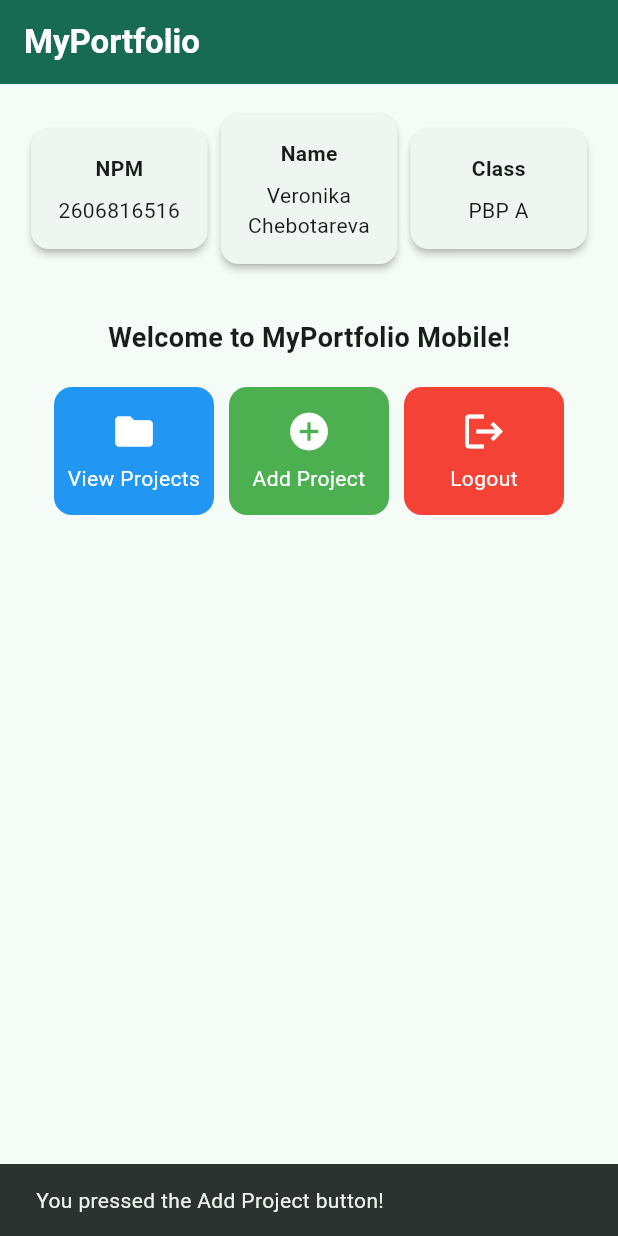
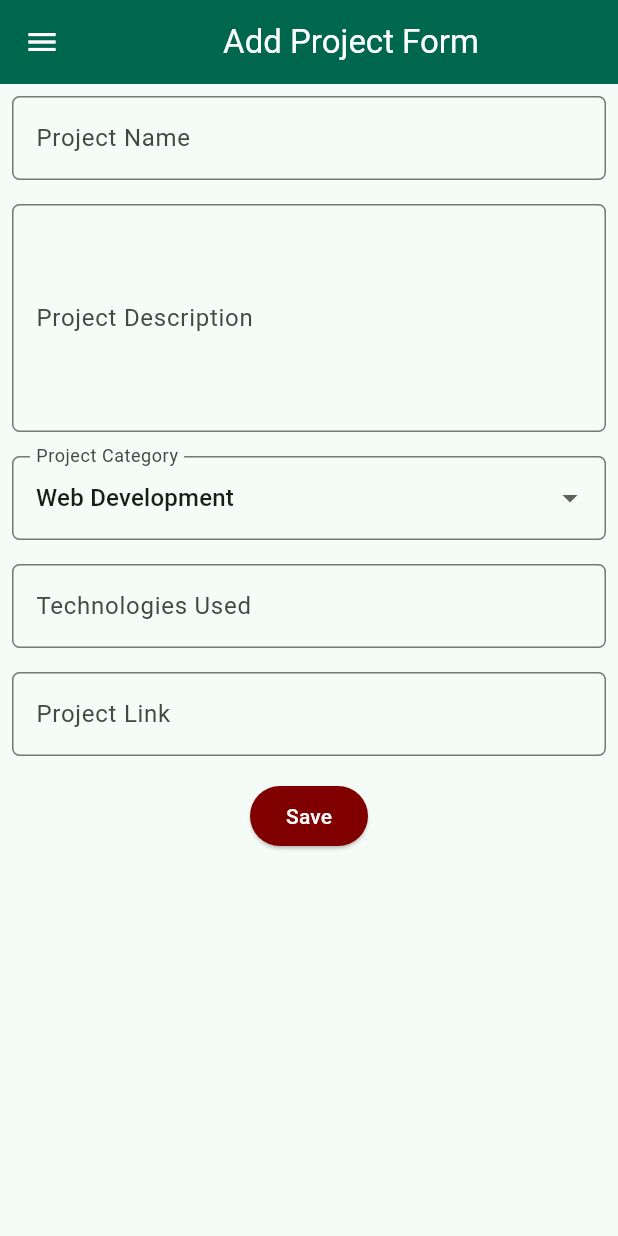
Before and after one commit to VeronikaCheb/myportfolio_mobile, a Flutter app: the screen it shows after launch, after a tap on "Add Project", on a phone screen of 412 x 824 dp. Run offline on Flutter 3.47's test engine with Material 3 defaults, Android fonts, the phone set to English and light mode, and no system bars.

Commit message:
Tutorial 9

```diff
--- a/lib/menu.dart
+++ b/lib/menu.dart
@@ -1,4 +1,6 @@
 import 'package:flutter/material.dart';
+import 'widgets/left_drawer.dart';
+import 'project_form.dart';
 
 class MyHomePage extends StatelessWidget {
   MyHomePage({super.key});
@@ -7,10 +9,11 @@ class MyHomePage extends StatelessWidget {
   final String nama = "Veronika Chebotareva";
   final String kelas = "PBP A";
 
+  // Кнопки теперь имеют логику (onTap обрабатывается в ItemCard)
   final List<ItemHomepage> items = [
-    ItemHomepage("View Projects", Icons.folder, Colors.blue),
-    ItemHomepage("Add Project", Icons.add_circle, Colors.green),
-    ItemHomepage("Logout", Icons.logout, Colors.red),
+    ItemHomepage("View Projects", Icons.folder, const Color.fromARGB(255, 220, 144, 57)),
+    ItemHomepage("Add Project", Icons.add_circle, const Color(0xFF00674F)),
+    ItemHomepage("Logout", Icons.logout, const Color(0xFF800000)),
   ];
 
   @override
@@ -24,8 +27,10 @@ class MyHomePage extends StatelessWidget {
             fontWeight: FontWeight.bold,
           ),
         ),
-        backgroundColor: Theme.of(context).colorScheme.primary,
+        backgroundColor: const Color(0xFF00674F),
+        iconTheme: const IconThemeData(color: Colors.white),
       ),
+      drawer: const LeftDrawer(),
       body: Padding(
         padding: const EdgeInsets.all(16.0),
         child: Column(
@@ -118,11 +123,27 @@ class ItemCard extends StatelessWidget {
       borderRadius: BorderRadius.circular(12),
       child: InkWell(
         onTap: () {
-          ScaffoldMessenger.of(context)
-            ..hideCurrentSnackBar()
-            ..showSnackBar(
-              SnackBar(content: Text("You pressed the ${item.name} button!")),
+          // Логика перехода для разных кнопок
+          if (item.name == "Add Project") {
+            Navigator.push(
+              context,
+              MaterialPageRoute(builder: (context) => const ProjectFormPage()),
             );
+          } else if (item.name == "View Projects") {
+            // Пока просто заглушка, так как экрана проектов еще нет
+            ScaffoldMessenger.of(context)
+              ..hideCurrentSnackBar()
+              ..showSnackBar(
+                const SnackBar(content: Text("View Projects button pressed!")),
+              );
+          } else {
+            // Для Logout и других кнопок показываем SnackBar
+            ScaffoldMessenger.of(context)
+              ..hideCurrentSnackBar()
+              ..showSnackBar(
+                SnackBar(content: Text("You pressed the ${item.name} button!")),
+              );
+          }
         },
         child: Container(
           padding: const EdgeInsets.all(8),
--- /dev/null
+++ b/lib/project_form.dart
@@ -0,0 +1,202 @@
+import 'package:flutter/material.dart';
+import 'widgets/left_drawer.dart';
+
+class ProjectFormPage extends StatefulWidget {
+  const ProjectFormPage({super.key});
+
+  @override
+  State<ProjectFormPage> createState() => _ProjectFormPageState();
+}
+
+class _ProjectFormPageState extends State<ProjectFormPage> {
+  final _formKey = GlobalKey<FormState>();
+  String _projectName = "";
+  String _description = "";
+  String _category = "Web Development";
+  String _technologies = "";
+  String _projectLink = "";
+
+  final List<String> _categories = [
+    'Web Development',
+    'Mobile Development',
+    'Machine Learning',
+    'Data Science',
+    'Other',
+  ];
+
+  @override
+  Widget build(BuildContext context) {
+    return Scaffold(
+      appBar: AppBar(
+        title: const Center(
+          child: Text('Add Project Form'),
+        ),
+        backgroundColor: const Color(0xFF00674F),
+        foregroundColor: Colors.white,
+        iconTheme: const IconThemeData(color: Colors.white),
+      ),
+      drawer: const LeftDrawer(),
+      body: Form(
+        key: _formKey,
+        child: SingleChildScrollView(
+          child: Column(
+            crossAxisAlignment: CrossAxisAlignment.start,
+            children: [
+              // === Project Name ===
+              Padding(
+                padding: const EdgeInsets.all(8.0),
+                child: TextFormField(
+                  decoration: InputDecoration(
+                    hintText: "Project Name",
+                    labelText: "Project Name",
+                    border: OutlineInputBorder(
+                      borderRadius: BorderRadius.circular(5.0),
+                    ),
+                  ),
+                  onChanged: (String? value) {
+                    setState(() {
+                      _projectName = value!;
+                    });
+                  },
+                  validator: (String? value) {
+                    if (value == null || value.trim().isEmpty) {
+                      return "Enter a project name.";
+                    }
+                    return null;
+                  },
+                ),
+              ),
+
+              // === Description ===
+              Padding(
+                padding: const EdgeInsets.all(8.0),
+                child: TextFormField(
+                  maxLines: 5,
+                  decoration: InputDecoration(
+                    hintText: "Project Description",
+                    labelText: "Project Description",
+                    border: OutlineInputBorder(
+                      borderRadius: BorderRadius.circular(5.0),
+                    ),
+                  ),
+                  onChanged: (String? value) {
+                    setState(() {
+                      _description = value!;
+                    });
+                  },
+                  validator: (String? value) {
+                    if (value == null || value.trim().isEmpty) {
+                      return "Enter a project description.";
+                    }
+                    return null;
+                  },
+                ),
+              ),
+
+              // === Category ===
+              Padding(
+                padding: const EdgeInsets.all(8.0),
+                child: DropdownButtonFormField<String>(
+                  decoration: InputDecoration(
+                    labelText: "Project Category",
+                    border: OutlineInputBorder(
+                      borderRadius: BorderRadius.circular(5.0),
+                    ),
+                  ),
+                  initialValue: _category,
+                  items: _categories
+                      .map((category) => DropdownMenuItem(
+                            value: category,
+                            child: Text(category),
+                          ))
+                      .toList(),
+                  onChanged: (String? newValue) {
+                    setState(() {
+                      _category = newValue!;
+                    });
+                  },
+                ),
+              ),
+
+              // === Technologies ===
+              Padding(
+                padding: const EdgeInsets.all(8.0),
+                child: TextFormField(
+                  decoration: InputDecoration(
+                    hintText: "Example: Flutter, Django, Figma",
+                    labelText: "Technologies Used",
+                    border: OutlineInputBorder(
+                      borderRadius: BorderRadius.circular(5.0),
+                    ),
+                  ),
+                  onChanged: (String? value) {
+                    setState(() {
+                      _technologies = value!;
+                    });
+                  },
+                ),
+              ),
+
+              // === Project Link ===
+              Padding(
+                padding: const EdgeInsets.all(8.0),
+                child: TextFormField(
+                  decoration: InputDecoration(
+                    hintText: "Project URL (optional)",
+                    labelText: "Project Link",
+                    border: OutlineInputBorder(
+                      borderRadius: BorderRadius.circular(5.0),
+                    ),
+                  ),
+                  onChanged: (String? value) {
+                    setState(() {
+                      _projectLink = value!;
+                    });
+                  },
+                ),
+              ),
+
+              // === Save Button ===
+              Align(
+                alignment: Alignment.bottomCenter,
+                child: Padding(
+                  padding: const EdgeInsets.all(8.0),
+                  child: ElevatedButton(
+                    style: ButtonStyle(
+                      backgroundColor: WidgetStateProperty.all(const Color(0xFF800000)),
+                    ),
+                    onPressed: () {
+                      if (_formKey.currentState!.validate()) {
+                        showDialog(
+                          context: context,
+                          builder: (context) {
+                            return AlertDialog(
+                              title: const Text('Project added successfully!'),
+                              actions: [
+                                TextButton(
+                                  child: const Text('OK'),
+                                  onPressed: () {
+                                    Navigator.pop(context);
+                                    _formKey.currentState!.reset();
+                                  },
+                                ),
+                              ],
+                            );
+                          },
+                        );
+                      }
+                    },
+                    child: const Text(
+                      "Save",
+                      style: TextStyle(color: Colors.white),
+                    ),
+                  ),
+                ),
+              ),
+            ],
+          ),
+        ),
+      ),
+    );
+  }
+}
--- /dev/null
+++ b/lib/widgets/left_drawer.dart
@@ -0,0 +1,67 @@
+import 'package:flutter/material.dart';
+import 'package:myportfolio_mobile/menu.dart';
+import 'package:myportfolio_mobile/project_form.dart';
+
+class LeftDrawer extends StatelessWidget {
+  const LeftDrawer({super.key});
+
+  @override
+  Widget build(BuildContext context) {
+    return Drawer(
+      child: ListView(
+        children: [
+          const DrawerHeader(
+            decoration: BoxDecoration(
+              color: Color(0xFF00674F),
+            ),
+            child: Column(
+              crossAxisAlignment: CrossAxisAlignment.start,
+              children: [
+                Text(
+                  'My Portfolio',
+                  style: TextStyle(
+                    fontSize: 30,
+                    fontWeight: FontWeight.bold,
+                    color: Colors.white,
+                  ),
+                ),
+                SizedBox(height: 10),
+                Text(
+                  'Explore personal projects and experiences!',
+                  style: TextStyle(
+                    fontSize: 15,
+                    color: Colors.white,
+                  ),
+                ),
+              ],
+            ),
+          ),
+          ListTile(
+            leading: const Icon(Icons.home_outlined),
+            title: const Text('Home'),
+            onTap: () {
+              Navigator.pushReplacement(
+                context,
+                MaterialPageRoute(
+                  builder: (context) => MyHomePage(),
+                ),
+              );
+            },
+          ),
+          ListTile(
+            leading: const Icon(Icons.add_circle_outline),
+            title: const Text('Add Project'),
+            onTap: () {
+              Navigator.pushReplacement(
+                context,
+                MaterialPageRoute(
+                  builder: (context) => const ProjectFormPage(),
+                ),
+              );
+            },
+          ),
+        ],
+      ),
+    );
+  }
+}
```
